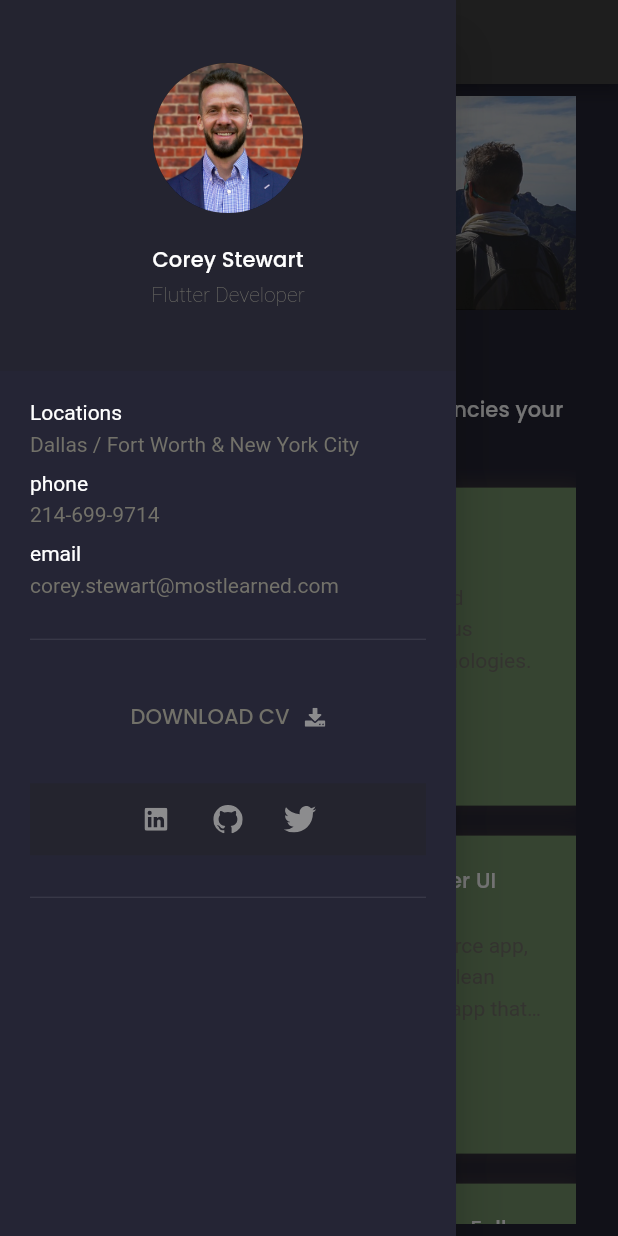
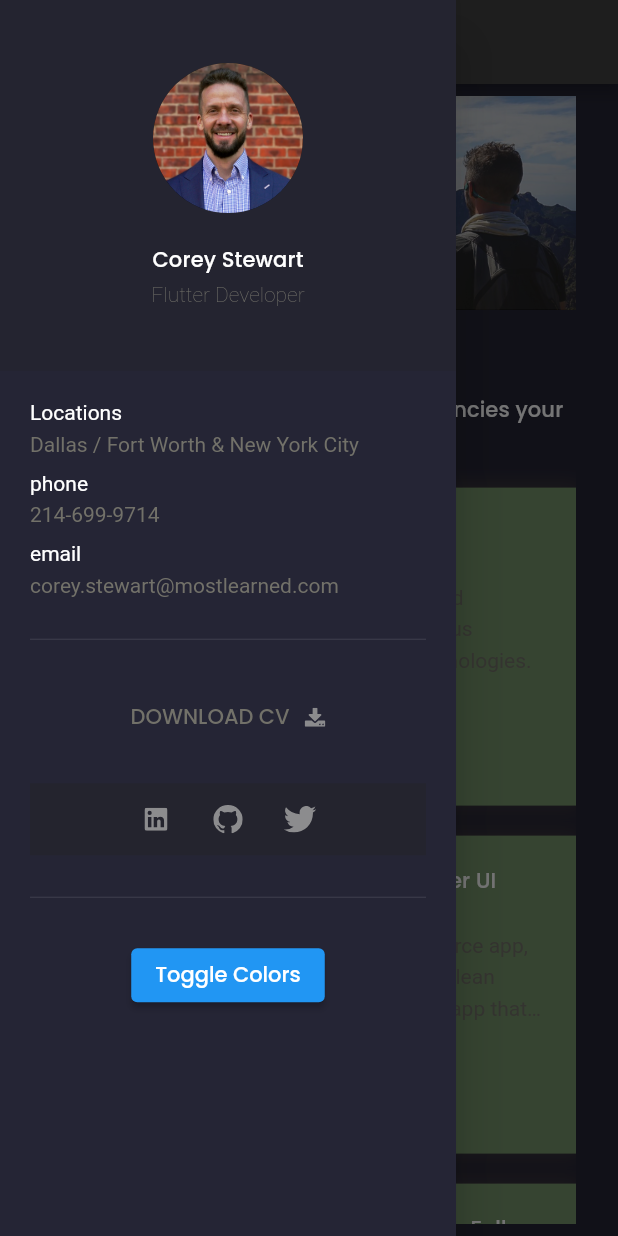
Before and after one commit to decadentsavant/corey_portfolio, a Flutter app: the screen it shows after launch, after a tap on the "menu" icon, on a phone screen of 412 x 824 dp. Run offline on Flutter 3.47's test engine with Material 2 defaults, Android fonts, the phone set to English and light mode, and no system bars; our stand-ins replace animated_text_kit, flutter_svg, google_fonts, hooks_riverpod.

Commit message:
Wire up providers

```diff
--- a/lib/main.dart
+++ b/lib/main.dart
@@ -2,33 +2,39 @@ import 'package:corey_portfolio/global_layout/portfolio_colors.dart';
 import 'package:corey_portfolio/screens/home/home_screen.dart';
 import 'package:flutter/material.dart';
 import 'package:google_fonts/google_fonts.dart';
+import 'package:hooks_riverpod/hooks_riverpod.dart';
 
 void main() {
-  runApp(const MyApp());
+  runApp(
+    const ProviderScope(
+      child: MyApp(),
+    ),
+  );
 }
 
-class MyApp extends StatelessWidget {
+class MyApp extends ConsumerWidget {
   const MyApp({super.key});
 
   // This widget is the root of your application.
   @override
-  Widget build(BuildContext context) {
+  Widget build(BuildContext context, WidgetRef ref) {
+    final colors = ref.watch(portfolioColorsProvider);
     return MaterialApp(
       debugShowCheckedModeBanner: false,
       title: 'Corey Portfolio',
       // we are using dark theme and we modify it as our need
       theme: ThemeData.dark().copyWith(
-        primaryColor: const PortfolioColors().primaryColor,
-        scaffoldBackgroundColor: const PortfolioColors().bgColor,
-        canvasColor: const PortfolioColors().bgColor,
+        primaryColor: colors.primaryColor,
+        scaffoldBackgroundColor: colors.bgColor,
+        canvasColor: colors.bgColor,
         textTheme: GoogleFonts.poppinsTextTheme(Theme.of(context).textTheme)
             .apply(bodyColor: Colors.white)
             .copyWith(
               bodyText1: TextStyle(
-                color: const PortfolioColors().bodyTextColor,
+                color: colors.bodyTextColor,
               ),
               bodyText2: TextStyle(
-                color: const PortfolioColors().bodyTextColor,
+                color: colors.bodyTextColor,
               ),
             ),
       ),
--- a/lib/screens/side_menu/side_menu_screen.dart
+++ b/lib/screens/side_menu/side_menu_screen.dart
@@ -1,3 +1,4 @@
+import 'package:corey_portfolio/global_layout/portfolio_colors.dart';
 import 'package:corey_portfolio/global_layout/ui_constants.dart';
 import 'package:corey_portfolio/screens/side_menu/side_menu_components/contact_information.dart';
 import 'package:corey_portfolio/screens/side_menu/side_menu_components/download_cv.dart';
@@ -5,14 +6,16 @@ import 'package:corey_portfolio/screens/side_menu/side_menu_components/side_menu
 import 'package:corey_portfolio/screens/side_menu/side_menu_components/sized_box_and_divider.dart';
 import 'package:corey_portfolio/screens/side_menu/side_menu_components/socials.dart';
 import 'package:flutter/material.dart';
+import 'package:hooks_riverpod/hooks_riverpod.dart';
 
-class SideMenu extends StatelessWidget {
+class SideMenu extends ConsumerWidget {
   const SideMenu({
     super.key,
   });
 
   @override
-  Widget build(BuildContext context) {
+  Widget build(BuildContext context, WidgetRef ref) {
+    // final colors = ref.watch(portfolioColorsProvider);
     return Drawer(
       child: SafeArea(
         child: Column(
@@ -22,16 +25,19 @@ class SideMenu extends StatelessWidget {
               child: SingleChildScrollView(
                 padding: const EdgeInsets.all(defaultPadding),
                 child: Column(
-                  children: const <Widget>[
-                    ContactInformation(),
-                    SizedBoxAndDivider(),
-                    DownloadCV(),
-                    Socials(),
-                    SizedBoxAndDivider(),
-                    // ElevatedButton(
-                    //   onPressed: PortfolioColors().toggle,
-                    //   child: const Text('Toggle Colors'),
-                    // ),
+                  children: <Widget>[
+                    const ContactInformation(),
+                    const SizedBoxAndDivider(),
+                    const DownloadCV(),
+                    const Socials(),
+                    const SizedBoxAndDivider(),
+                    ElevatedButton(
+                      onPressed: () {
+                        ref.read(portfolioColorsProvider.notifier).toggle();
+                        ref.read(portfolioColorsProvider).toString();
+                      },
+                      child: const Text('Toggle Colors'),
+                    ),
                   ],
                 ),
               ),
```
